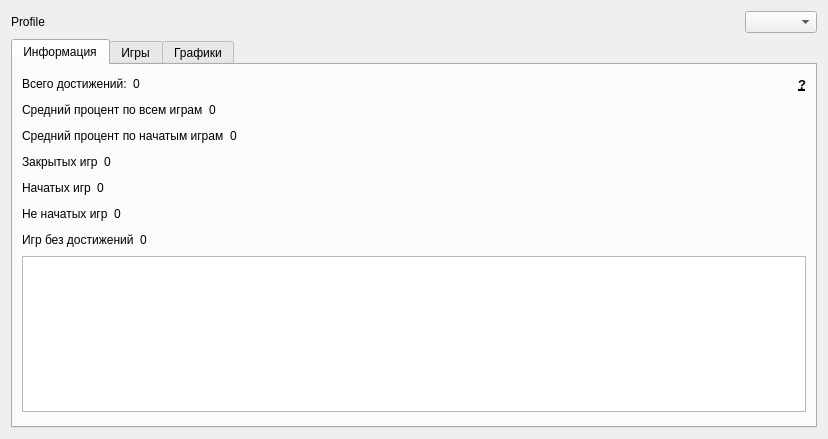
Qt form AraSteamManager/forms/main/formstatistics.ui (Arankir/AraSteamManager) before a commit.
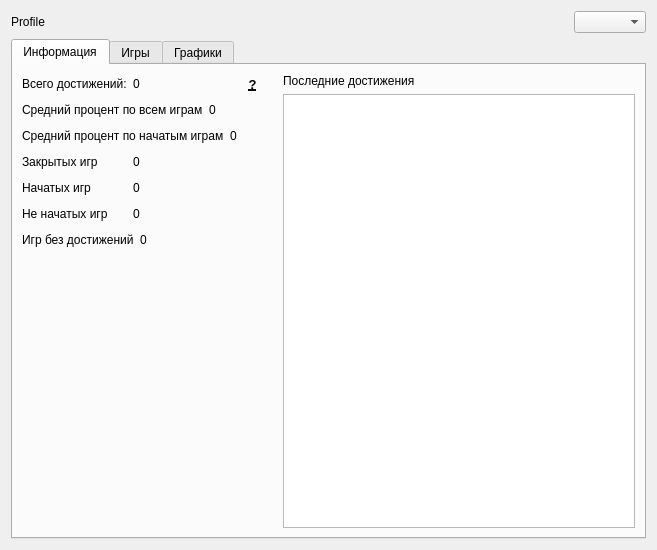
The same form after that commit. The open tabs and pages were chosen to show the change. Custom widgets are drawn as their Qt base class.

Diff of the .ui file:
```diff
--- a/AraSteamManager/forms/main/formstatistics.ui
+++ b/AraSteamManager/forms/main/formstatistics.ui
@@ -6,8 +6,8 @@
    <rect>
     <x>0</x>
     <y>0</y>
-    <width>828</width>
-    <height>439</height>
+    <width>657</width>
+    <height>550</height>
    </rect>
   </property>
   <property name="windowTitle">
@@ -37,7 +37,7 @@
       </spacer>
      </item>
      <item>
-      <widget class="QComboBox" name="comboBox_2"/>
+      <widget class="ComboBoxFriends" name="comboBoxCurrentProfile"/>
      </item>
     </layout>
    </item>
@@ -50,6 +50,8 @@
       <attribute name="title">
        <string>Информация</string>
       </attribute>
+      <layout class="QHBoxLayout" name="horizontalLayout_9">
+       <item>
       <layout class="QVBoxLayout" name="verticalLayout_2">
        <item>
         <layout class="QHBoxLayout" name="horizontalLayout_3">
@@ -72,6 +74,9 @@
            <property name="orientation">
             <enum>Qt::Horizontal</enum>
            </property>
+             <property name="sizeType">
+              <enum>QSizePolicy::Preferred</enum>
+             </property>
            <property name="sizeHint" stdset="0">
             <size>
              <width>40</width>
@@ -124,6 +129,9 @@
            <property name="orientation">
             <enum>Qt::Horizontal</enum>
            </property>
+             <property name="sizeType">
+              <enum>QSizePolicy::Preferred</enum>
+             </property>
            <property name="sizeHint" stdset="0">
             <size>
              <width>40</width>
@@ -155,6 +163,9 @@
            <property name="orientation">
             <enum>Qt::Horizontal</enum>
            </property>
+             <property name="sizeType">
+              <enum>QSizePolicy::Preferred</enum>
+             </property>
            <property name="sizeHint" stdset="0">
             <size>
              <width>40</width>
@@ -186,6 +197,9 @@
            <property name="orientation">
             <enum>Qt::Horizontal</enum>
            </property>
+             <property name="sizeType">
+              <enum>QSizePolicy::Preferred</enum>
+             </property>
            <property name="sizeHint" stdset="0">
             <size>
              <width>40</width>
@@ -217,6 +231,9 @@
            <property name="orientation">
             <enum>Qt::Horizontal</enum>
            </property>
+             <property name="sizeType">
+              <enum>QSizePolicy::Preferred</enum>
+             </property>
            <property name="sizeHint" stdset="0">
             <size>
              <width>40</width>
@@ -248,6 +265,9 @@
            <property name="orientation">
             <enum>Qt::Horizontal</enum>
            </property>
+             <property name="sizeType">
+              <enum>QSizePolicy::Preferred</enum>
+             </property>
            <property name="sizeHint" stdset="0">
             <size>
              <width>40</width>
@@ -279,6 +299,9 @@
            <property name="orientation">
             <enum>Qt::Horizontal</enum>
            </property>
+             <property name="sizeType">
+              <enum>QSizePolicy::Preferred</enum>
+             </property>
            <property name="sizeHint" stdset="0">
             <size>
              <width>40</width>
@@ -289,9 +312,6 @@
          </item>
         </layout>
        </item>
-       <item>
-        <widget class="QTableView" name="tableViewLastAchievements"/>
-       </item>
        <item>
         <spacer name="verticalSpacer">
          <property name="orientation">
@@ -306,6 +326,22 @@
         </spacer>
        </item>
       </layout>
+       </item>
+       <item>
+        <layout class="QVBoxLayout" name="verticalLayout_10">
+         <item>
+          <widget class="QLabel" name="label_3">
+           <property name="text">
+            <string>Последние достижения</string>
+           </property>
+          </widget>
+         </item>
+         <item>
+          <widget class="QTableView" name="tableViewLastAchievements"/>
+         </item>
+        </layout>
+       </item>
+      </layout>
      </widget>
      <widget class="QWidget" name="tab_2">
       <attribute name="title">
@@ -409,6 +445,11 @@
    <extends>QLabel</extends>
    <header>subWidgets/labels/labelvalue.h</header>
   </customwidget>
+  <customwidget>
+   <class>ComboBoxFriends</class>
+   <extends>QComboBox</extends>
+   <header>subWidgets/comboBoxes/qcomboboxfriends.h</header>
+  </customwidget>
  </customwidgets>
  <resources/>
  <connections/>
```
Left out of the diff: 12 changed lines with no effect on the pictures. Lines whose indentation alone changed are shown as unchanged.
